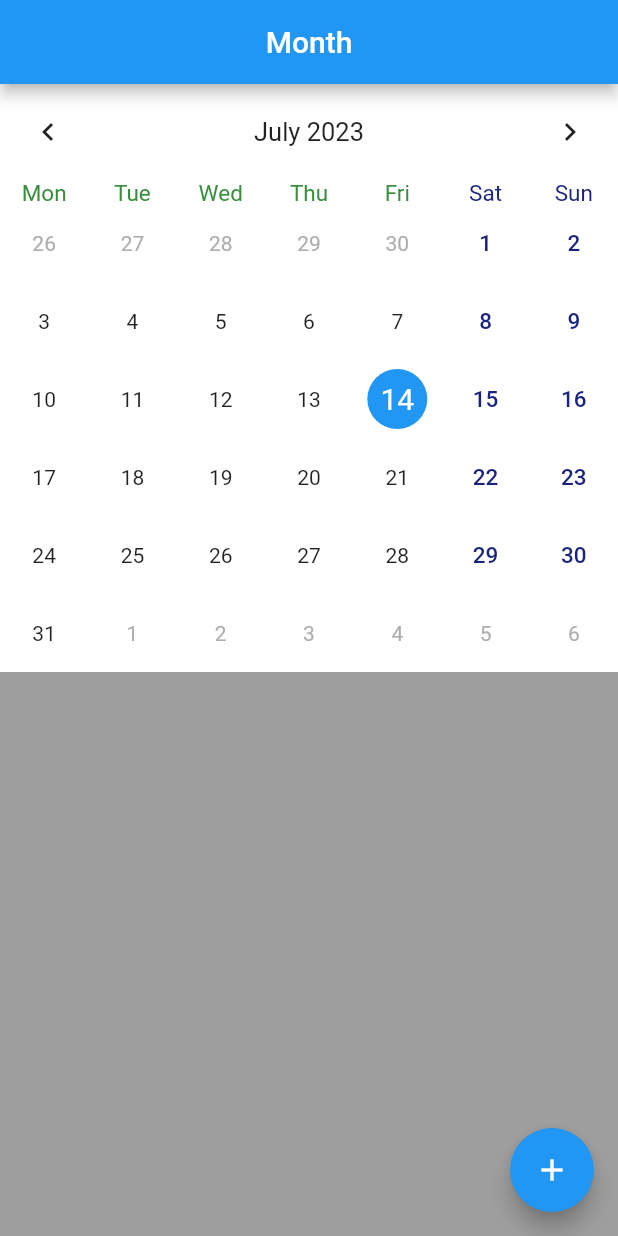
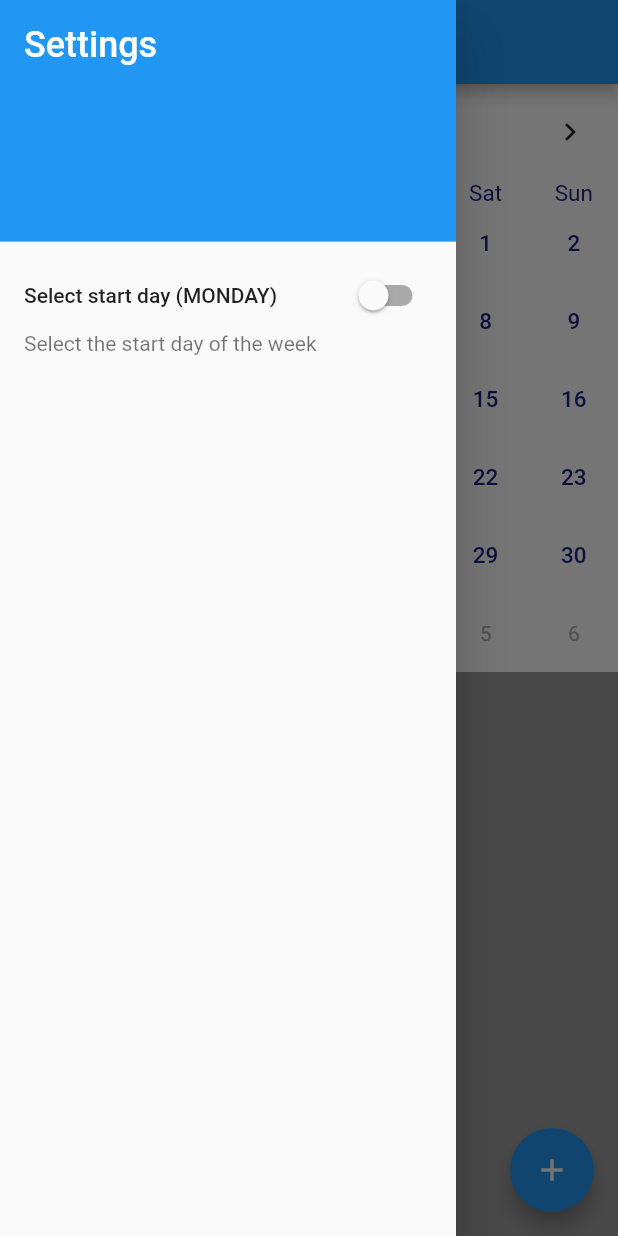
Before and after one commit to EugeniusStrong/calendar_app, a Flutter app: the screen it shows after launch, with the side drawer open (before the commit the screen has no drawer), on a phone screen of 412 x 824 dp. Run offline on Flutter 3.47's test engine with Material 2 defaults, Android fonts, the phone set to English and light mode, and no system bars; drawn by our look-alikes of table_calendar; our stand-ins replace equatable, flutter_bloc, sqflite; accounts and stored records are empty.

Commit message:
Added settings select start day for calendar

```diff
--- a/lib/main.dart
+++ b/lib/main.dart
@@ -1,5 +1,4 @@
 import 'package:calendar_app/pages/calendar_page.dart';
-//import 'package:calendar_app/pages/note_page.dart';
 import 'package:flutter/material.dart';
 
 void main() {
--- a/lib/pages/calendar_page.dart
+++ b/lib/pages/calendar_page.dart
@@ -13,6 +13,7 @@ class _CalendarPageState extends State<CalendarPage> {
   late TextEditingController _datePickerController;
   CalendarFormat format = CalendarFormat.month;
   DateTime _selectedDay = DateTime.now();
+  bool _dayChangeMode = false;
 
   @override
   void initState() {
@@ -28,6 +29,44 @@ class _CalendarPageState extends State<CalendarPage> {
         title: const Text('Month'),
         centerTitle: true,
       ),
+      drawer: Drawer(
+        child: ListView(
+          padding: EdgeInsets.zero,
+          children: [
+            const DrawerHeader(
+              decoration: BoxDecoration(
+                color: Colors.blue,
+              ),
+              child: Text(
+                'Settings',
+                style: TextStyle(
+                  color: Colors.white,
+                  fontSize: 24,
+                ),
+              ),
+            ),
+            ListTile(
+              subtitle: const Text('Select the start day of the week'),
+              title: Row(
+                children: [
+                  _dayChangeMode
+                      ? const Text('Select start day (SUNDAY)')
+                      : const Text('Select start day (MONDAY)'),
+                  const Spacer(),
+                  Switch(
+                    value: _dayChangeMode,
+                    onChanged: (value) {
+                      setState(() {
+                        _dayChangeMode = value;
+                      });
+                    },
+                  ),
+                ],
+              ),
+            ),
+          ],
+        ),
+      ),
       body: Column(
         children: [
           TableCalendar(
@@ -35,7 +74,9 @@ class _CalendarPageState extends State<CalendarPage> {
             calendarFormat: format,
             firstDay: DateTime(1989),
             lastDay: DateTime(2050),
-            startingDayOfWeek: StartingDayOfWeek.monday,
+            startingDayOfWeek: _dayChangeMode
+                ? StartingDayOfWeek.sunday
+                : StartingDayOfWeek.monday,
             daysOfWeekVisible: true,
             onDaySelected: (DateTime selectDay, _) {
               setState(() {
```
